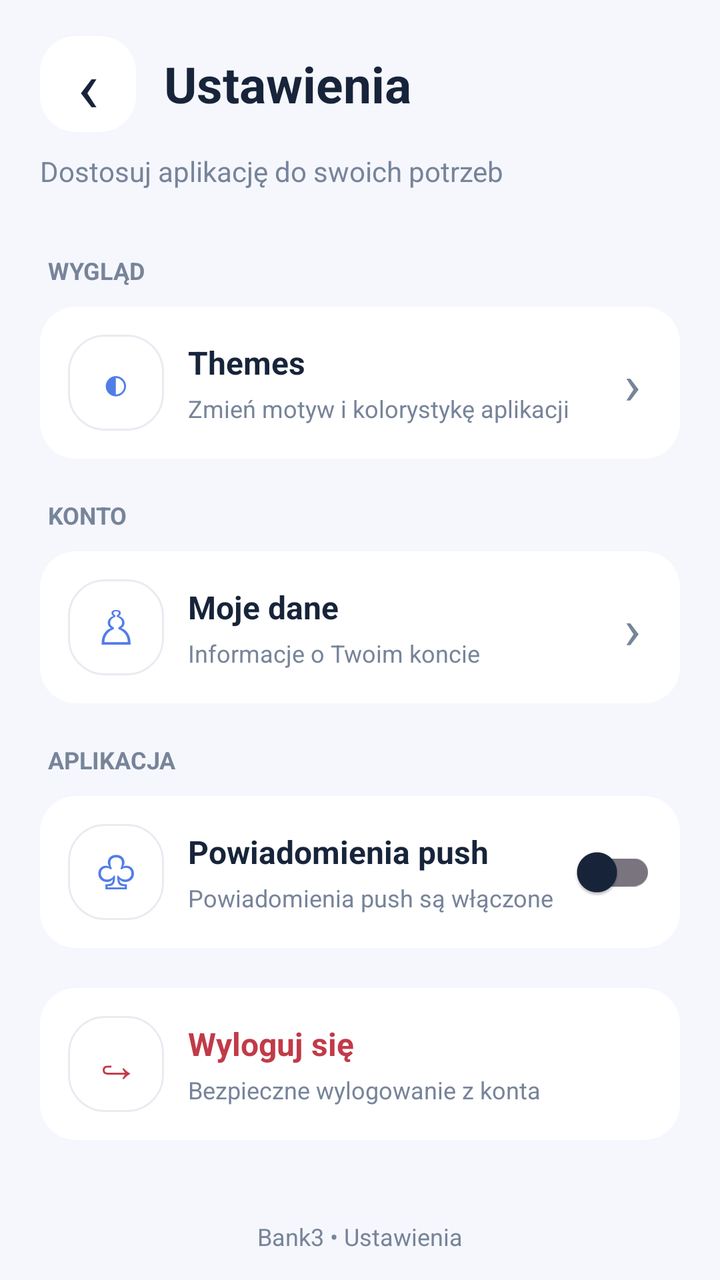
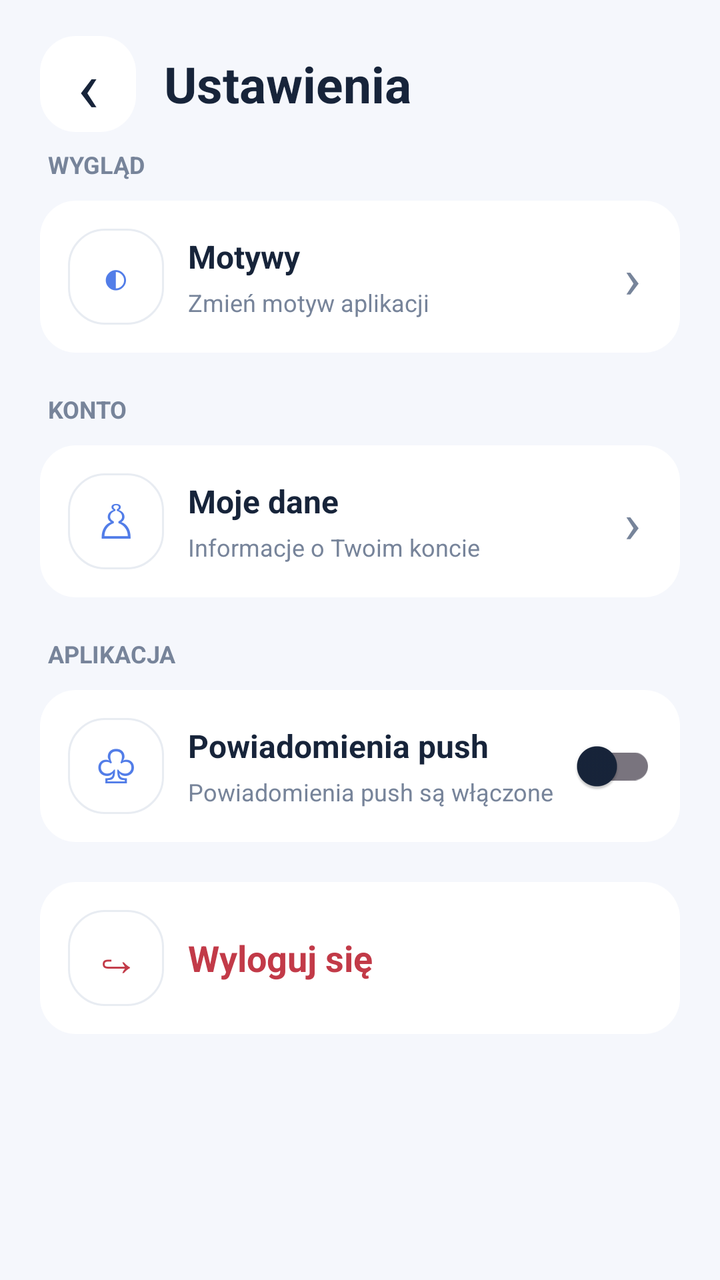

Screens rendered from an Android XML layout before and after an edit, with the pre-edit source and the edit as a unified diff.
<!-- AndroidManifest.xml: application theme Theme.Bank3 -->
<!-- res/layout/activity_settings.xml -->
<?xml version="1.0" encoding="utf-8"?>
<ScrollView xmlns:android="http://schemas.android.com/apk/res/android"
    android:id="@+id/settingsScroll"
    android:layout_width="match_parent"
    android:layout_height="match_parent"
    android:background="@color/theme_background"
    android:clipToPadding="false"
    android:fillViewport="true"
    android:paddingStart="20dp"
    android:paddingTop="18dp"
    android:paddingEnd="20dp"
    android:paddingBottom="20dp"
    android:scrollbars="none">

    <LinearLayout
        android:id="@+id/settingsRoot"
        android:layout_width="match_parent"
        android:layout_height="wrap_content"
        android:orientation="vertical">

        <LinearLayout
            android:layout_width="match_parent"
            android:layout_height="wrap_content"
            android:gravity="center_vertical"
            android:orientation="horizontal">

            <TextView
                android:id="@+id/btnBackSettings"
                android:layout_width="48dp"
                android:layout_height="48dp"
                android:background="@drawable/bg_nav_inactive"
                android:contentDescription="Wróć"
                android:gravity="center"
                android:text="‹"
                android:textColor="@color/theme_text"
                android:textSize="36sp" />

            <TextView
                android:id="@+id/txtSettingsTitle"
                android:layout_width="0dp"
                android:layout_height="wrap_content"
                android:layout_marginStart="14dp"
                android:layout_weight="1"
                android:text="Ustawienia"
                android:textColor="@color/theme_text"
                android:textSize="25sp"
                android:textStyle="bold" />
        </LinearLayout>

        <TextView
            android:id="@+id/txtSettingsSubtitle"
            android:layout_width="match_parent"
            android:layout_height="wrap_content"
            android:paddingTop="10dp"
            android:paddingBottom="24dp"
            android:text="Dostosuj aplikację do swoich potrzeb"
            android:textColor="@color/theme_text_secondary"
            android:textSize="14sp" />

        <TextView
            android:id="@+id/sectionAppearance"
            android:layout_width="match_parent"
            android:layout_height="wrap_content"
            android:paddingStart="4dp"
            android:paddingTop="8dp"
            android:paddingBottom="10dp"
            android:text="WYGLĄD"
            android:textColor="@color/theme_text_secondary"
            android:textSize="12sp"
            android:textStyle="bold" />

        <LinearLayout
            android:id="@+id/settingThemes"
            android:layout_width="match_parent"
            android:layout_height="wrap_content"
            android:layout_marginBottom="12dp"
            android:background="@drawable/bg_nav_inactive"
            android:clickable="true"
            android:focusable="true"
            android:gravity="center_vertical"
            android:orientation="horizontal"
            android:paddingStart="14dp"
            android:paddingTop="14dp"
            android:paddingEnd="12dp"
            android:paddingBottom="14dp">

            <TextView
                android:id="@+id/iconThemes"
                android:layout_width="48dp"
                android:layout_height="48dp"
                android:background="@drawable/bg_quick_action"
                android:gravity="center"
                android:text="◐"
                android:textColor="@color/theme_accent"
                android:textSize="23sp" />

            <LinearLayout
                android:layout_width="0dp"
                android:layout_height="wrap_content"
                android:layout_marginStart="12dp"
                android:layout_weight="1"
                android:orientation="vertical">

                <TextView
                    android:id="@+id/titleThemes"
                    android:layout_width="match_parent"
                    android:layout_height="wrap_content"
                    android:text="Themes"
                    android:textColor="@color/theme_text"
                    android:textSize="16sp"
                    android:textStyle="bold" />

                <TextView
                    android:id="@+id/descriptionThemes"
                    android:layout_width="match_parent"
                    android:layout_height="wrap_content"
                    android:paddingTop="4dp"
                    android:text="Zmień motyw i kolorystykę aplikacji"
                    android:textColor="@color/theme_text_secondary"
                    android:textSize="12sp" />
            </LinearLayout>

            <TextView
                android:layout_width="24dp"
                android:layout_height="wrap_content"
                android:gravity="center"
                android:text="›"
                android:textColor="@color/theme_text_secondary"
                android:textSize="28sp" />
        </LinearLayout>

        <TextView
            android:id="@+id/sectionAccount"
            android:layout_width="match_parent"
            android:layout_height="wrap_content"
            android:paddingStart="4dp"
            android:paddingTop="8dp"
            android:paddingBottom="10dp"
            android:text="KONTO"
            android:textColor="@color/theme_text_secondary"
            android:textSize="12sp"
            android:textStyle="bold" />

        <LinearLayout
            android:id="@+id/settingProfile"
            android:layout_width="match_parent"
            android:layout_height="wrap_content"
            android:layout_marginBottom="12dp"
            android:background="@drawable/bg_nav_inactive"
            android:clickable="true"
            android:focusable="true"
            android:gravity="center_vertical"
            android:orientation="horizontal"
            android:paddingStart="14dp"
            android:paddingTop="14dp"
            android:paddingEnd="12dp"
            android:paddingBottom="14dp">

            <TextView
                android:id="@+id/iconProfile"
                android:layout_width="48dp"
                android:layout_height="48dp"
                android:background="@drawable/bg_quick_action"
                android:gravity="center"
                android:text="♙"
                android:textColor="@color/theme_accent"
                android:textSize="23sp" />

            <LinearLayout
                android:layout_width="0dp"
                android:layout_height="wrap_content"
                android:layout_marginStart="12dp"
                android:layout_weight="1"
                android:orientation="vertical">

                <TextView
                    android:id="@+id/titleProfile"
                    android:layout_width="match_parent"
                    android:layout_height="wrap_content"
                    android:text="Moje dane"
                    android:textColor="@color/theme_text"
                    android:textSize="16sp"
                    android:textStyle="bold" />

                <TextView
                    android:id="@+id/descriptionProfile"
                    android:layout_width="match_parent"
                    android:layout_height="wrap_content"
                    android:paddingTop="4dp"
                    android:text="Informacje o Twoim koncie"
                    android:textColor="@color/theme_text_secondary"
                    android:textSize="12sp" />
            </LinearLayout>

            <TextView
                android:layout_width="24dp"
                android:layout_height="wrap_content"
                android:gravity="center"
                android:text="›"
                android:textColor="@color/theme_text_secondary"
                android:textSize="28sp" />
        </LinearLayout>



        <TextView
            android:id="@+id/sectionApp"
            android:layout_width="match_parent"
            android:layout_height="wrap_content"
            android:paddingStart="4dp"
            android:paddingTop="8dp"
            android:paddingBottom="10dp"
            android:text="APLIKACJA"
            android:textColor="@color/theme_text_secondary"
            android:textSize="12sp"
            android:textStyle="bold" />

        <LinearLayout
            android:id="@+id/settingNotifications"
            android:layout_width="match_parent"
            android:layout_height="wrap_content"
            android:layout_marginBottom="12dp"
            android:background="@drawable/bg_nav_inactive"
            android:clickable="true"
            android:focusable="true"
            android:gravity="center_vertical"
            android:orientation="horizontal"
            android:paddingStart="14dp"
            android:paddingTop="14dp"
            android:paddingEnd="12dp"
            android:paddingBottom="14dp">

            <TextView
                android:id="@+id/iconNotifications"
                android:layout_width="48dp"
                android:layout_height="48dp"
                android:background="@drawable/bg_quick_action"
                android:gravity="center"
                android:text="♧"
                android:textColor="@color/theme_accent"
                android:textSize="23sp" />

            <LinearLayout
                android:layout_width="0dp"
                android:layout_height="wrap_content"
                android:layout_marginStart="12dp"
                android:layout_weight="1"
                android:orientation="vertical">

                <TextView
                    android:id="@+id/titleNotifications"
                    android:layout_width="match_parent"
                    android:layout_height="wrap_content"
                    android:text="Powiadomienia push"
                    android:textColor="@color/theme_text"
                    android:textSize="16sp"
                    android:textStyle="bold" />

                <TextView
                    android:id="@+id/descriptionNotifications"
                    android:layout_width="match_parent"
                    android:layout_height="wrap_content"
                    android:paddingTop="4dp"
                    android:text="Powiadomienia push są włączone"
                    android:textColor="@color/theme_text_secondary"
                    android:textSize="12sp" />
            </LinearLayout>

            <androidx.appcompat.widget.SwitchCompat
                android:id="@+id/switchNotifications"
                android:layout_width="wrap_content"
                android:layout_height="wrap_content"
                android:clickable="false"
                android:focusable="false" />
        </LinearLayout>

        
        
        <LinearLayout
            android:id="@+id/settingLogout"
            android:layout_width="match_parent"
            android:layout_height="wrap_content"
            android:layout_marginTop="8dp"
            android:layout_marginBottom="12dp"
            android:background="@drawable/bg_nav_inactive"
            android:clickable="true"
            android:focusable="true"
            android:gravity="center_vertical"
            android:orientation="horizontal"
            android:paddingStart="14dp"
            android:paddingTop="14dp"
            android:paddingEnd="12dp"
            android:paddingBottom="14dp">

            <TextView
                android:id="@+id/iconLogout"
                android:layout_width="48dp"
                android:layout_height="48dp"
                android:background="@drawable/bg_quick_action"
                android:gravity="center"
                android:text="↪"
                android:textColor="@color/theme_transaction_negative"
                android:textSize="23sp" />

            <LinearLayout
                android:layout_width="0dp"
                android:layout_height="wrap_content"
                android:layout_marginStart="12dp"
                android:layout_weight="1"
                android:orientation="vertical">

                <TextView
                    android:id="@+id/titleLogout"
                    android:layout_width="match_parent"
                    android:layout_height="wrap_content"
                    android:text="Wyloguj się"
                    android:textColor="@color/theme_transaction_negative"
                    android:textSize="16sp"
                    android:textStyle="bold" />

                <TextView
                    android:id="@+id/descriptionLogout"
                    android:layout_width="match_parent"
                    android:layout_height="wrap_content"
                    android:paddingTop="4dp"
                    android:text="Bezpieczne wylogowanie z konta"
                    android:textColor="@color/theme_text_secondary"
                    android:textSize="12sp" />
            </LinearLayout>

        </LinearLayout>

        <TextView
            android:id="@+id/txtSettingsVersion"
            android:layout_width="match_parent"
            android:layout_height="wrap_content"
            android:gravity="center"
            android:paddingTop="28dp"
            android:paddingBottom="8dp"
            android:text="Bank3 • Ustawienia"
            android:textColor="@color/theme_text_secondary"
            android:textSize="12sp" />

    </LinearLayout>
</ScrollView>
<!-- resources referenced by this layout -->
<resources>
  <color name="theme_accent">#527DE8</color>
  <color name="theme_background">#F5F7FC</color>
  <color name="theme_text">#17243A</color>
  <color name="theme_text_secondary">#77849A</color>
  <color name="theme_transaction_negative">#C23A48</color>
  <!-- drawable bg_nav_inactive (drawable) -->
  <?xml version="1.0" encoding="utf-8"?>
  <shape xmlns:android="http://schemas.android.com/apk/res/android">
  
      <corners android:radius="18dp" />
  
      <solid android:color="@color/theme_surface" />
  
  </shape>
  <!-- drawable bg_quick_action (drawable) -->
  <?xml version="1.0" encoding="utf-8"?>
  <shape xmlns:android="http://schemas.android.com/apk/res/android">
  
      <corners android:radius="18dp" />
  
      <solid android:color="@color/theme_surface" />
  
      <stroke
          android:width="1dp"
          android:color="@color/theme_divider" />
  
  </shape>
  <style name="Theme.Bank3" parent="Base.Theme.Bank3" />
  <color name="theme_surface">#FFFFFF</color>
  <color name="theme_divider">#E8ECF2</color>
  <style name="Base.Theme.Bank3" parent="Theme.Material3.Light.NoActionBar">
  
          <item name="colorPrimary">@color/theme_primary</item>
          <item name="colorOnPrimary">@color/theme_on_primary</item>
  
          <item name="colorSecondary">@color/theme_accent</item>
          <item name="colorOnSecondary">@color/theme_on_primary</item>
  
          <item name="android:colorBackground">@color/theme_background</item>
          <item name="colorSurface">@color/theme_surface</item>
          <item name="colorOnSurface">@color/theme_text</item>
  
          <item name="android:statusBarColor">@color/theme_background</item>
          <item name="android:navigationBarColor">@color/theme_background</item>
  
          <item name="android:windowLightStatusBar">true</item>
          <item name="android:windowLightNavigationBar">true</item>
      </style>
  <color name="theme_primary">#2457C5</color>
  <color name="theme_on_primary">#FFFFFF</color>
</resources>

<!-- the commit's change to res/layout/activity_settings.xml (unified diff, before → after) -->
@@ -48,16 +48,6 @@
         </LinearLayout>
 
         <TextView
-            android:id="@+id/txtSettingsSubtitle"
-            android:layout_width="match_parent"
-            android:layout_height="wrap_content"
-            android:paddingTop="10dp"
-            android:paddingBottom="24dp"
-            android:text="Dostosuj aplikację do swoich potrzeb"
-            android:textColor="@color/theme_text_secondary"
-            android:textSize="14sp" />
-
-        <TextView
             android:id="@+id/sectionAppearance"
             android:layout_width="match_parent"
             android:layout_height="wrap_content"
@@ -105,7 +95,7 @@
                     android:id="@+id/titleThemes"
                     android:layout_width="match_parent"
                     android:layout_height="wrap_content"
-                    android:text="Themes"
+                    android:text="Motywy"
                     android:textColor="@color/theme_text"
                     android:textSize="16sp"
                     android:textStyle="bold" />
@@ -115,7 +105,7 @@
                     android:layout_width="match_parent"
                     android:layout_height="wrap_content"
                     android:paddingTop="4dp"
-                    android:text="Zmień motyw i kolorystykę aplikacji"
+                    android:text="Zmień motyw aplikacji"
                     android:textColor="@color/theme_text_secondary"
                     android:textSize="12sp" />
             </LinearLayout>
@@ -275,7 +265,6 @@
         </LinearLayout>
 
         
-        
         <LinearLayout
             android:id="@+id/settingLogout"
             android:layout_width="match_parent"
@@ -315,31 +304,11 @@
                     android:layout_height="wrap_content"
                     android:text="Wyloguj się"
                     android:textColor="@color/theme_transaction_negative"
-                    android:textSize="16sp"
+                    android:textSize="18sp"
                     android:textStyle="bold" />
-
-                <TextView
-                    android:id="@+id/descriptionLogout"
-                    android:layout_width="match_parent"
-                    android:layout_height="wrap_content"
-                    android:paddingTop="4dp"
-                    android:text="Bezpieczne wylogowanie z konta"
-                    android:textColor="@color/theme_text_secondary"
-                    android:textSize="12sp" />
             </LinearLayout>
 
         </LinearLayout>
-
-        <TextView
-            android:id="@+id/txtSettingsVersion"
-            android:layout_width="match_parent"
-            android:layout_height="wrap_content"
-            android:gravity="center"
-            android:paddingTop="28dp"
-            android:paddingBottom="8dp"
-            android:text="Bank3 • Ustawienia"
-            android:textColor="@color/theme_text_secondary"
-            android:textSize="12sp" />
 
     </LinearLayout>
 </ScrollView>
